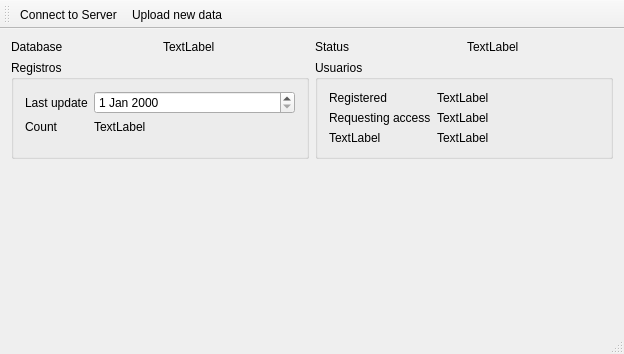
Before: the Qt Designer form dominioSeguro-Importer/mainwindow.ui in diegowald/dominioSeguro, drawn with Qt 5.
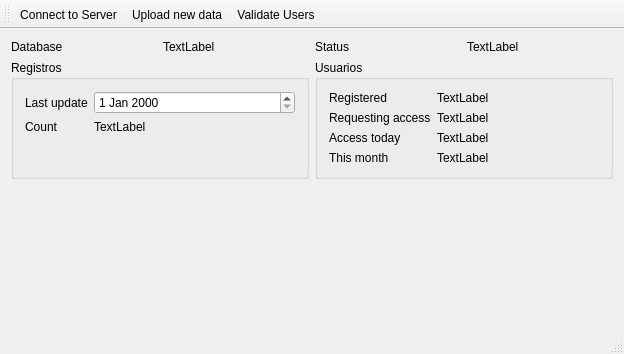
After: the same form once the commit is applied.

Commit message: Se crea cuadro de dialog de importacion

```diff
--- a/dominioSeguro-Importer/mainwindow.ui
+++ b/dominioSeguro-Importer/mainwindow.ui
@@ -111,7 +111,7 @@
            <item row="2" column="0">
             <widget class="QLabel" name="label_10">
              <property name="text">
-              <string>TextLabel</string>
+              <string>Access today</string>
              </property>
             </widget>
            </item>
@@ -136,6 +136,20 @@
              </property>
             </widget>
            </item>
+           <item row="3" column="0">
+            <widget class="QLabel" name="label_12">
+             <property name="text">
+              <string>This month</string>
+             </property>
+            </widget>
+           </item>
+           <item row="3" column="1">
+            <widget class="QLabel" name="label_13">
+             <property name="text">
+              <string>TextLabel</string>
+             </property>
+            </widget>
+           </item>
           </layout>
          </item>
         </layout>
@@ -177,6 +191,7 @@
    </attribute>
    <addaction name="actionConnect_to_Server"/>
    <addaction name="actionUpload_new_data"/>
+   <addaction name="actionValidate_Users"/>
   </widget>
   <widget class="QStatusBar" name="statusBar"/>
   <action name="actionConnect_to_Server">
```
The commit also changes 6 other files.
